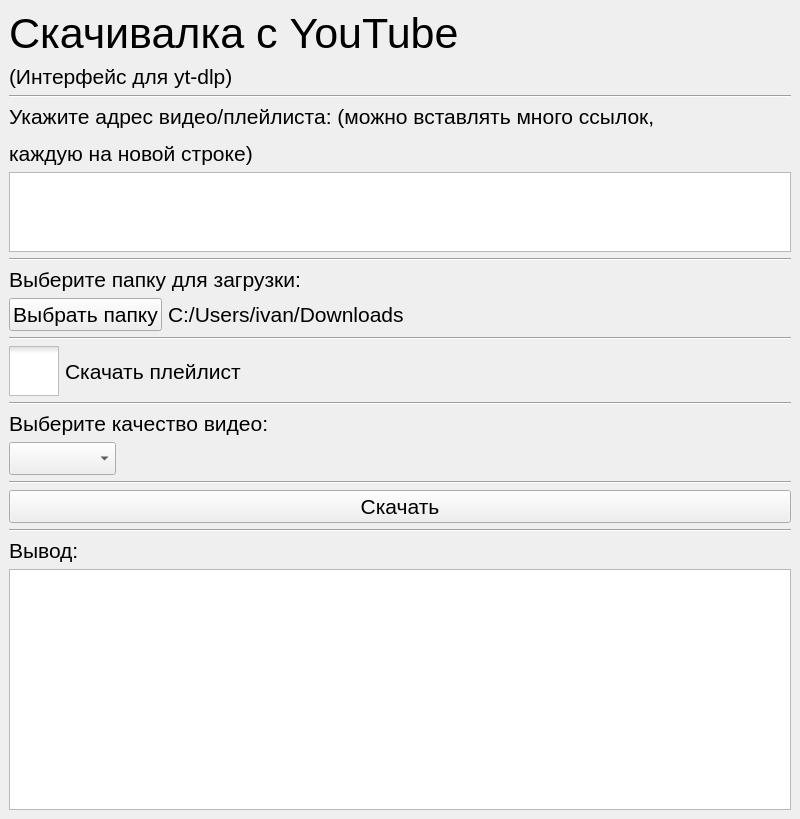
This is ui/main.ui in SeryiBaran/yt-dlp-python-gui as Qt 5 draws it before an edit. The edited form follows.
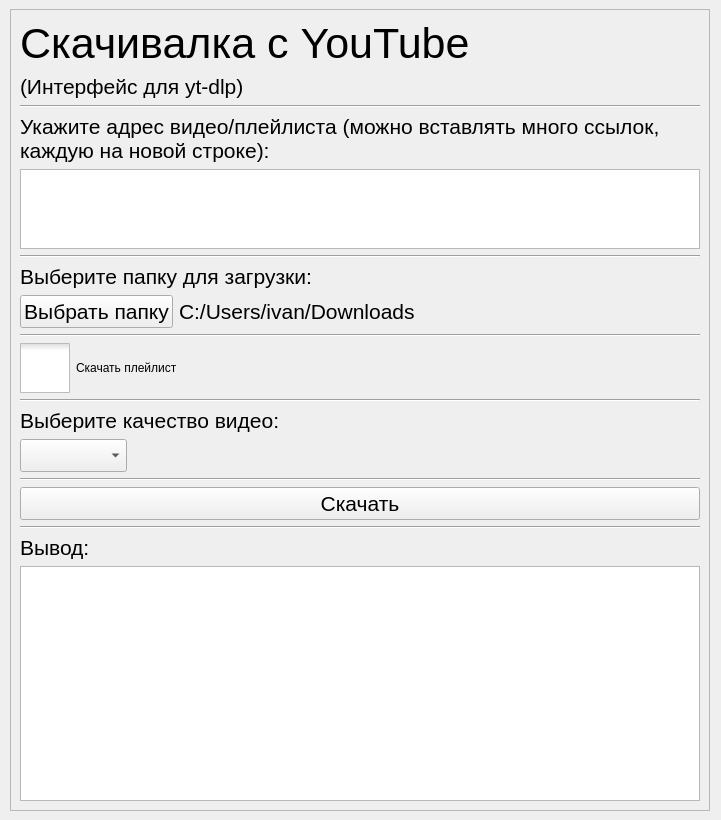
This is the edited form. Icons and pictures are not drawn.

```diff
--- a/ui/main.ui
+++ b/ui/main.ui
@@ -9,8 +9,8 @@
    <rect>
     <x>0</x>
     <y>0</y>
-    <width>800</width>
-    <height>819</height>
+    <width>721</width>
+    <height>820</height>
    </rect>
   </property>
   <property name="font">
@@ -29,12 +29,28 @@
   <widget class="QWidget" name="centralwidget">
    <layout class="QHBoxLayout" name="horizontalLayout_2">
     <item>
-     <layout class="QVBoxLayout" name="verticalLayout">
-      <property name="sizeConstraint">
-       <enum>QLayout::SetDefaultConstraint</enum>
+     <widget class="QScrollArea" name="scrollArea">
+      <property name="maximumSize">
+       <size>
+        <width>700</width>
+        <height>16777215</height>
+       </size>
       </property>
+      <property name="widgetResizable">
+       <bool>true</bool>
+      </property>
+      <widget class="QWidget" name="scrollAreaWidgetContents">
+       <property name="geometry">
+        <rect>
+         <x>0</x>
+         <y>0</y>
+         <width>698</width>
+         <height>800</height>
+        </rect>
+       </property>
+       <layout class="QVBoxLayout" name="verticalLayout_3">
       <item>
-       <widget class="QLabel" name="label">
+         <widget class="QLabel" name="label_13">
         <property name="font">
          <font>
           <pointsize>32</pointsize>
@@ -46,23 +62,26 @@
        </widget>
       </item>
       <item>
-       <widget class="QLabel" name="label_2">
+         <widget class="QLabel" name="label_16">
         <property name="text">
          <string>&lt;html&gt;&lt;head/&gt;&lt;body&gt;&lt;p&gt;(Интерфейс для yt-dlp)&lt;/p&gt;&lt;/body&gt;&lt;/html&gt;</string>
         </property>
        </widget>
       </item>
       <item>
-       <widget class="Line" name="line">
+         <widget class="Line" name="line_18">
         <property name="orientation">
          <enum>Qt::Horizontal</enum>
         </property>
        </widget>
       </item>
       <item>
-       <widget class="QLabel" name="label_3">
+         <widget class="QLabel" name="label_15">
         <property name="text">
-         <string>&lt;html&gt;&lt;head/&gt;&lt;body&gt;&lt;p&gt;Укажите адрес видео/плейлиста: (можно вставлять много ссылок,&lt;/p&gt;&lt;p&gt;каждую на новой строке)&lt;/p&gt;&lt;/body&gt;&lt;/html&gt;</string>
+           <string>&lt;html&gt;&lt;head/&gt;&lt;body&gt;&lt;p&gt;Укажите адрес видео/плейлиста (можно вставлять много ссылок, каждую на новой строке):&lt;/p&gt;&lt;/body&gt;&lt;/html&gt;</string>
+          </property>
+          <property name="wordWrap">
+           <bool>true</bool>
         </property>
        </widget>
       </item>
@@ -83,21 +102,21 @@
        </widget>
       </item>
       <item>
-       <widget class="Line" name="line_2">
+         <widget class="Line" name="line_16">
         <property name="orientation">
          <enum>Qt::Horizontal</enum>
         </property>
        </widget>
       </item>
       <item>
-       <widget class="QLabel" name="label_4">
+         <widget class="QLabel" name="label_18">
         <property name="text">
          <string>&lt;html&gt;&lt;head/&gt;&lt;body&gt;&lt;p&gt;Выберите папку для загрузки:&lt;/p&gt;&lt;/body&gt;&lt;/html&gt;</string>
         </property>
        </widget>
       </item>
       <item>
-       <layout class="QHBoxLayout" name="horizontalLayout">
+         <layout class="QHBoxLayout" name="horizontalLayout_3">
         <item>
          <widget class="QPushButton" name="button_download_directory">
           <property name="text">
@@ -113,7 +132,7 @@
          </widget>
         </item>
         <item>
-         <spacer name="horizontalSpacer">
+           <spacer name="horizontalSpacer_8">
           <property name="orientation">
            <enum>Qt::Horizontal</enum>
           </property>
@@ -128,7 +147,7 @@
        </layout>
       </item>
       <item>
-       <widget class="Line" name="line_3">
+         <widget class="Line" name="line_14">
         <property name="orientation">
          <enum>Qt::Horizontal</enum>
         </property>
@@ -158,21 +177,21 @@
        </widget>
       </item>
       <item>
-       <widget class="Line" name="line_4">
+         <widget class="Line" name="line_13">
         <property name="orientation">
          <enum>Qt::Horizontal</enum>
         </property>
        </widget>
       </item>
       <item>
-       <widget class="QLabel" name="label_6">
+         <widget class="QLabel" name="label_14">
         <property name="text">
          <string>Выберите качество видео:</string>
         </property>
        </widget>
       </item>
       <item>
-       <layout class="QHBoxLayout" name="horizontalLayout_3">
+         <layout class="QHBoxLayout" name="horizontalLayout_1">
         <item>
          <widget class="QComboBox" name="comboBox_video_size">
           <property name="minimumSize">
@@ -184,7 +203,7 @@
          </widget>
         </item>
         <item>
-         <spacer name="horizontalSpacer_2">
+           <spacer name="horizontalSpacer_1">
           <property name="orientation">
            <enum>Qt::Horizontal</enum>
           </property>
@@ -199,7 +218,7 @@
        </layout>
       </item>
       <item>
-       <widget class="Line" name="line_6">
+         <widget class="Line" name="line_15">
         <property name="orientation">
          <enum>Qt::Horizontal</enum>
         </property>
@@ -213,14 +232,14 @@
        </widget>
       </item>
       <item>
-       <widget class="Line" name="line_5">
+         <widget class="Line" name="line_17">
         <property name="orientation">
          <enum>Qt::Horizontal</enum>
         </property>
        </widget>
       </item>
       <item>
-       <widget class="QLabel" name="label_5">
+         <widget class="QLabel" name="label_17">
         <property name="text">
          <string>Вывод:</string>
         </property>
@@ -228,6 +247,12 @@
       </item>
       <item>
        <widget class="QPlainTextEdit" name="plainTextEdit_logs">
+          <property name="minimumSize">
+           <size>
+            <width>0</width>
+            <height>180</height>
+           </size>
+          </property>
         <property name="lineWrapMode">
          <enum>QPlainTextEdit::NoWrap</enum>
         </property>
@@ -237,6 +262,8 @@
        </widget>
       </item>
      </layout>
+      </widget>
+     </widget>
     </item>
    </layout>
   </widget>
```
Lines whose indentation alone changed are shown as unchanged.
